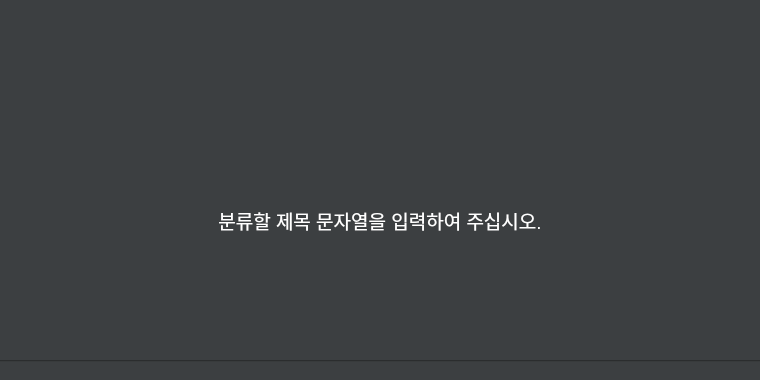
Before: the Qt Designer form GUI/newwindow.ui in HaKaTaHan/Document_Classifier, drawn with Qt 5; both pictures show x 260 to 1020 and y 0 to 380 of the 1280 by 720 pixel window.
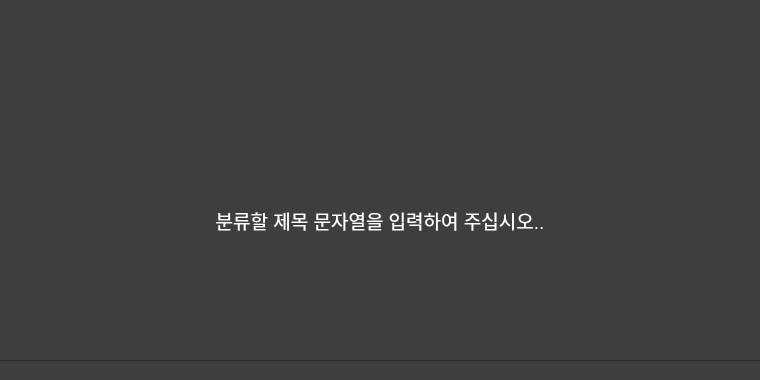
After: the same form once the commit is applied. Icons and pictures are not drawn.

```diff
--- a/GUI/newwindow.ui
+++ b/GUI/newwindow.ui
@@ -468,7 +468,7 @@
       <string notr="true">color: rgb(255, 255, 255);</string>
      </property>
      <property name="text">
-      <string>분류할 제목 문자열을 입력하여 주십시오.</string>
+      <string>분류할 제목 문자열을 입력하여 주십시오..</string>
      </property>
      <property name="alignment">
       <set>Qt::AlignCenter</set>
```
Left out of the diff: 2 changed lines with no effect on the pictures.
